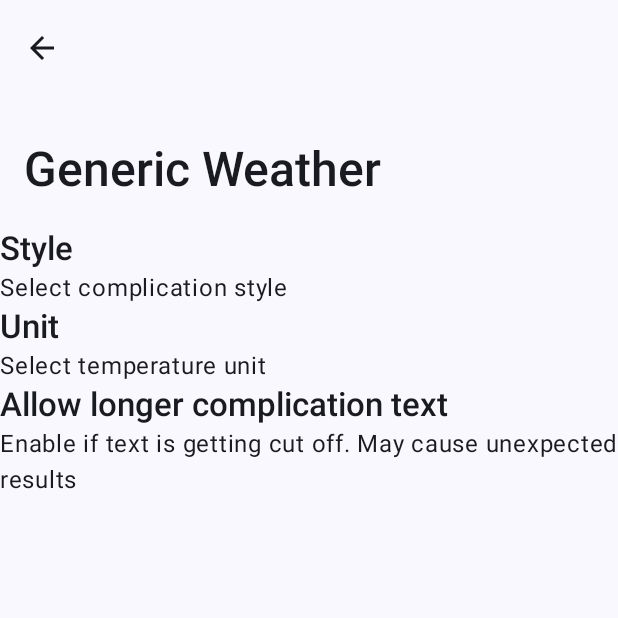
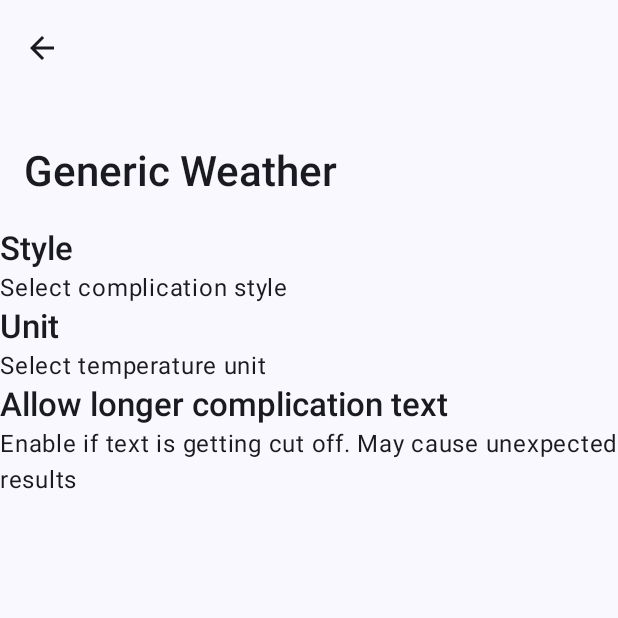
Before and after one commit to pacjo/GenericWeatherPlugin, an Android app built with Jetpack Compose: the ComplicationConfigurationActivity screen opened directly, with no data from a screen before it, on a phone screen of 412 x 824 dp, the top half of it. Run offline under Robolectric (Android 15) with nearby library versions, the phone set to English and light mode, and no system bars; libraries missing offline, so code that uses them is left out: com.kieronquinn.app.

Commit message:
fix some TODOs, remove already done ones

```diff
--- a/app/src/main/java/nodomain/pacjo/smartspacer/genericweather/complications/GenericWeatherComplication.kt
+++ b/app/src/main/java/nodomain/pacjo/smartspacer/genericweather/complications/GenericWeatherComplication.kt
@@ -64,10 +64,9 @@ class GenericWeatherComplication: SmartspacerComplicationProvider() {
                         shouldTint = false
                     ),
                     content = Text(when (complicationStyle) {
-                        "Temperature only" -> temperatureUnitConverter(weatherData.currentTemp, complicationUnit)
                         "Condition only" -> weatherData.currentCondition
                         "Temperature and condition" -> "${temperatureUnitConverter(weatherData.currentTemp, complicationUnit)} ${weatherData.currentCondition}"
-                        else -> temperatureUnitConverter(weatherData.currentTemp, complicationUnit)         // TODO: check if it can be re-written
+                        else -> temperatureUnitConverter(weatherData.currentTemp, complicationUnit)
                     }),
                     onClick = null,      // TODO: open weather app
                     trimToFit = when (complicationTrimToFit) {
--- a/app/src/main/java/nodomain/pacjo/smartspacer/genericweather/ui/activities/ComplicationConfigurationActivity.kt
+++ b/app/src/main/java/nodomain/pacjo/smartspacer/genericweather/ui/activities/ComplicationConfigurationActivity.kt
@@ -45,7 +45,7 @@ class ComplicationConfigurationActivity : ComponentActivity() {
                             },
                             items = listOf(
                                 "Temperature only",
-                                "Condition only",               // TODO: can we make it scrolling?
+                                "Condition only",
                                 "Temperature and condition"
                             )
                         )
--- a/app/src/main/java/nodomain/pacjo/smartspacer/genericweather/ui/activities/TargetConfigurationActivity.kt
+++ b/app/src/main/java/nodomain/pacjo/smartspacer/genericweather/ui/activities/TargetConfigurationActivity.kt
@@ -80,7 +80,7 @@ class TargetConfigurationActivity : ComponentActivity() {
                             },
                             items = listOf(
                                 "Temperature only",
-                                "Condition only",               // TODO: can we make it scrolling?
+                                "Condition only",
                                 "Temperature and condition"
                             )
                         )
--- a/app/src/main/java/nodomain/pacjo/smartspacer/genericweather/utils/Components.kt
+++ b/app/src/main/java/nodomain/pacjo/smartspacer/genericweather/utils/Components.kt
@@ -189,10 +189,9 @@ fun PreferenceSlider(icon: Int, title: String, subtitle: String, stateCallback:
 fun SettingsTopBar(title: String) {
     LargeTopAppBar(
         title = {
-            Text(       // TODO: Too big when collapsed
+            Text(
                 title,
                 maxLines = 1,
-                style = MaterialTheme.typography.headlineLarge,
                 fontWeight = FontWeight.SemiBold
             )
         },
--- a/app/src/main/java/nodomain/pacjo/smartspacer/genericweather/utils/Weather.kt
+++ b/app/src/main/java/nodomain/pacjo/smartspacer/genericweather/utils/Weather.kt
@@ -139,7 +139,7 @@ fun temperatureUnitConverter(value: Int, preference: String): String {
     return when (preference) {
         "Kelvin" -> "$value K"
         "Celsius" -> "${value - 273}°C"
-        "Fahrenheit" -> "${((value - 273) * 1.8) + 32}°F"           // TODO: convert to Integer
+        "Fahrenheit" -> "${(((value - 273) * 1.8) + 32).toInt()}°F"
         else -> {
             throw IllegalArgumentException("Unknown preference: $preference")
         }
```
Also changed, not shown: app/src/main/java/nodomain/pacjo/smartspacer/genericweather/targets/GenericWeatherTarget.kt (+3 -6 lines).
